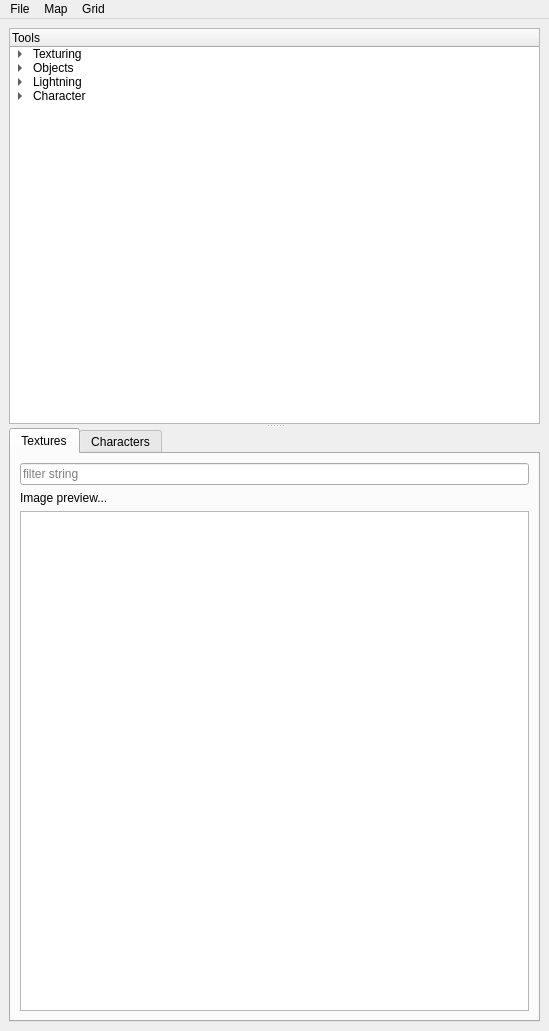
Old version of the form src/editor/gui/mainwindow.ui in the repository snizzo/lucrezia.
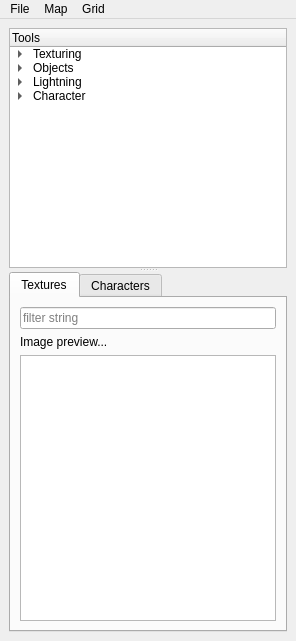
New version of the form.

Diff of the .ui file:
```diff
--- a/src/editor/gui/mainwindow.ui
+++ b/src/editor/gui/mainwindow.ui
@@ -6,8 +6,8 @@
    <rect>
     <x>0</x>
     <y>0</y>
-    <width>549</width>
-    <height>1031</height>
+    <width>296</width>
+    <height>641</height>
    </rect>
   </property>
   <property name="windowTitle">
@@ -160,8 +160,8 @@
     <rect>
      <x>0</x>
      <y>0</y>
-     <width>549</width>
-     <height>32</height>
+     <width>296</width>
+     <height>22</height>
     </rect>
    </property>
    <widget class="QMenu" name="menuFile">
```
